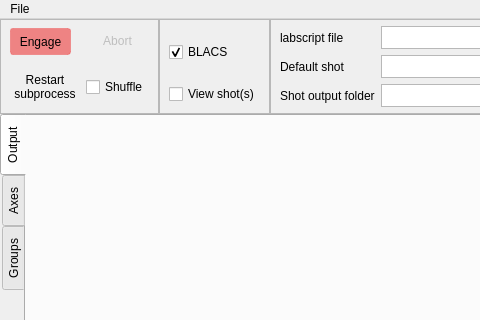
Qt form runmanager/main.ui (ispielma/runmanager) before a commit; both pictures show x 0 to 480 and y 0 to 320 of the 1000 by 650 pixel window.
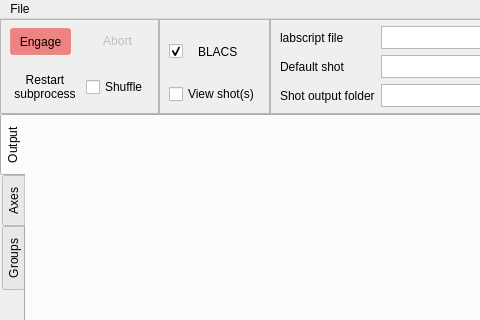
The same form after that commit. Icons and pictures are not drawn. Custom widgets are drawn as their Qt base class.

Commit message: Give the BLACS controls a logo, a visible light and a real button

What changed in the file:
```diff
--- a/runmanager/main.ui
+++ b/runmanager/main.ui
@@ -45,7 +45,8 @@
  }
 
 QPushButton:checked {
-     background-color: palette(window);
+     background-color: palette(highlight);
+     color: palette(highlighted-text);
      border: 1px solid palette(dark);
      border-radius: 3px;
  }
@@ -256,6 +257,9 @@
          </property>
          <item>
           <layout class="QHBoxLayout" name="horizontalLayout_blacs">
+           <property name="spacing">
+            <number>4</number>
+           </property>
            <item>
             <widget class="QCheckBox" name="checkBox_run_shots">
              <property name="toolTip">
@@ -267,13 +271,35 @@
 and not Abort, which stops the shot BLACS is running.</string>
              </property>
              <property name="text">
-              <string>BLACS</string>
+              <string/>
              </property>
              <property name="checked">
               <bool>true</bool>
              </property>
             </widget>
            </item>
+           <item>
+            <widget class="QLabel" name="checkBox_run_shots_icon">
+             <property name="text">
+              <string/>
+             </property>
+            </widget>
+           </item>
+           <item>
+            <widget class="QLabel" name="checkBox_run_shots_text">
+             <property name="toolTip">
+              <string>Put the shots compiled by Engage into the runmanager queue, for BLACS to run.
+Unticked, they are compiled and left alone.
+
+This is not Pause queue, which withholds shots already in the queue;
+not BLACS's Request shots, which is what lets BLACS run anything at all;
+and not Abort, which stops the shot BLACS is running.</string>
+             </property>
+             <property name="text">
+              <string>BLACS</string>
+             </property>
+            </widget>
+           </item>
            <item>
             <widget class="QLabel" name="blacs_status_indicator">
              <property name="toolTip">
```
Left out of the diff: 6 changed lines with no effect on the pictures. The commit also changes 3 other files.
